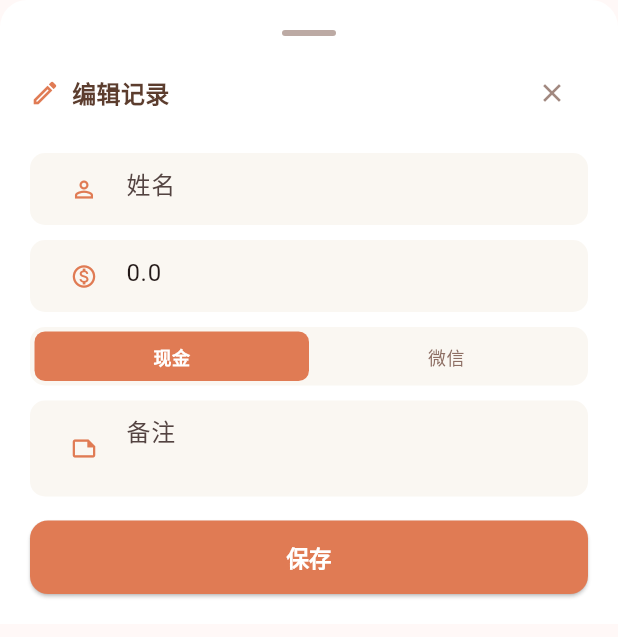
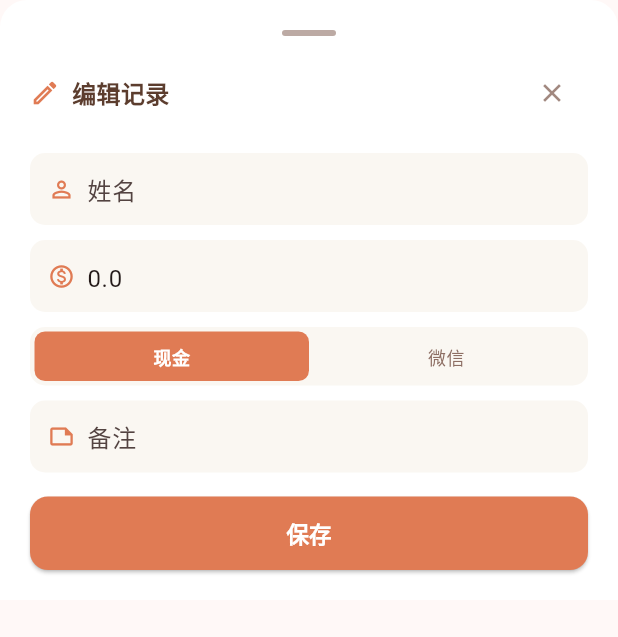
Before and after one commit to huise513/gift_record, a Flutter app: the _EditGiftSheet widget shown alone on an empty page, opened directly with empty values, on a phone screen of 412 x 824 dp. Shown: the top 637 px of the screen. Run offline on Flutter 3.47's test engine with Material 3 defaults, Android fonts, the phone set to English and light mode, and no system bars; our stand-ins replace share_plus, sqflite; missing offline and left inert: excel, image_gallery_saver_plus; accounts and stored records are empty; Roboto replaces fonts that are missing (Microsoft YaHei).

Commit message:
fix: 编辑记录弹窗输入框图标与文字垂直对齐

```diff
--- a/lib/screens/gift_list_screen.dart
+++ b/lib/screens/gift_list_screen.dart
@@ -892,13 +892,22 @@ class _EditGiftSheetState extends State<_EditGiftSheet> {
                 color: const Color(0xFFFAF7F2),
                 borderRadius: BorderRadius.circular(10),
               ),
+              child: Row(
+                children: [
+                  const Icon(Icons.person_outline, color: Color(0xFFE07B54), size: 18),
+                  const SizedBox(width: 8),
+                  Expanded(
                     child: TextField(
                       controller: _nameController,
                       decoration: const InputDecoration(
                         hintText: '姓名',
-                  prefixIcon: Icon(Icons.person_outline, color: Color(0xFFE07B54), size: 18),
                         border: InputBorder.none,
+                        isDense: true,
+                        contentPadding: EdgeInsets.symmetric(vertical: 12),
                       ),
+                    ),
+                  ),
+                ],
               ),
             ),
             const SizedBox(height: 10),
@@ -908,14 +917,23 @@ class _EditGiftSheetState extends State<_EditGiftSheet> {
                 color: const Color(0xFFFAF7F2),
                 borderRadius: BorderRadius.circular(10),
               ),
+              child: Row(
+                children: [
+                  const Icon(Icons.monetization_on_outlined, color: Color(0xFFE07B54), size: 18),
+                  const SizedBox(width: 8),
+                  Expanded(
                     child: TextField(
                       controller: _amountController,
                       decoration: const InputDecoration(
                         hintText: '金额',
-                  prefixIcon: Icon(Icons.monetization_on_outlined, color: Color(0xFFE07B54), size: 18),
                         border: InputBorder.none,
+                        isDense: true,
+                        contentPadding: EdgeInsets.symmetric(vertical: 12),
                       ),
                       keyboardType: TextInputType.number,
+                    ),
+                  ),
+                ],
               ),
             ),
             const SizedBox(height: 10),
@@ -960,14 +978,22 @@ class _EditGiftSheetState extends State<_EditGiftSheet> {
                 color: const Color(0xFFFAF7F2),
                 borderRadius: BorderRadius.circular(10),
               ),
+              child: Row(
+                children: [
+                  const Icon(Icons.note_outlined, color: Color(0xFFE07B54), size: 18),
+                  const SizedBox(width: 8),
+                  Expanded(
                     child: TextField(
                       controller: _noteController,
                       decoration: const InputDecoration(
                         hintText: '备注',
-                  prefixIcon: Icon(Icons.note_outlined, color: Color(0xFFE07B54), size: 18),
                         border: InputBorder.none,
+                        isDense: true,
+                        contentPadding: EdgeInsets.symmetric(vertical: 12),
                       ),
-                maxLines: 2,
+                    ),
+                  ),
+                ],
               ),
             ),
             const SizedBox(height: 16),
```
Lines whose indentation alone changed are shown as unchanged.
